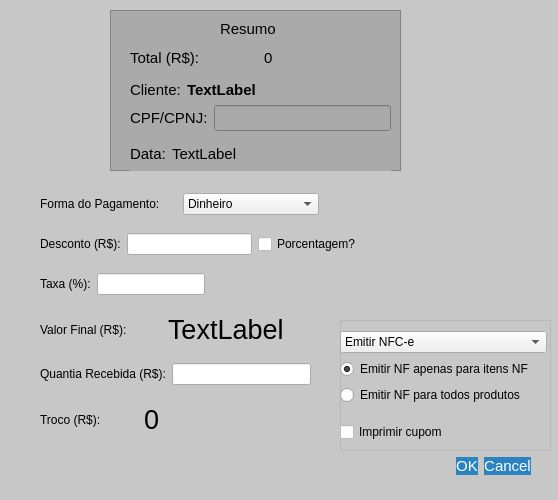
First picture: the form in pagamento.ui, repository GabR36/QEstoqueLoja, before the edit.
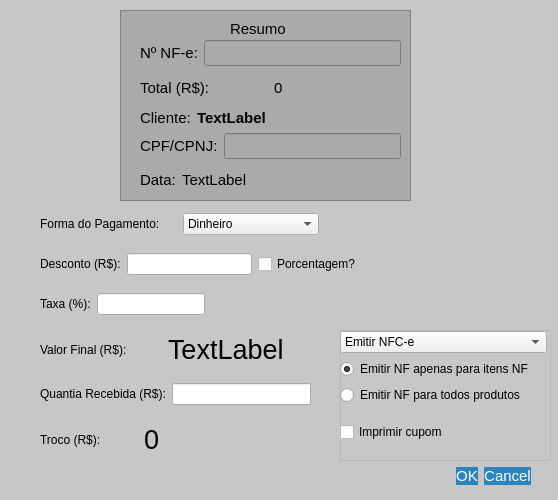
Second picture: the form after the edit. Icons and pictures are not drawn. Custom widgets are drawn as their Qt base class.

Commit message: pode mudar o nnf no pagamento venda.

```diff
--- a/pagamento.ui
+++ b/pagamento.ui
@@ -63,7 +63,7 @@
    <property name="geometry">
     <rect>
      <x>180</x>
-     <y>450</y>
+     <y>460</y>
      <width>351</width>
      <height>32</height>
     </rect>
@@ -82,7 +82,7 @@
    <property name="geometry">
     <rect>
      <x>40</x>
-     <y>190</y>
+     <y>210</y>
      <width>279</width>
      <height>28</height>
     </rect>
@@ -158,10 +158,10 @@
   <widget class="QFrame" name="frame">
    <property name="geometry">
     <rect>
-     <x>110</x>
+     <x>120</x>
      <y>10</y>
      <width>291</width>
-     <height>161</height>
+     <height>191</height>
     </rect>
    </property>
    <property name="styleSheet">
@@ -195,14 +195,38 @@
       <x>20</x>
       <y>30</y>
       <width>261</width>
-      <height>131</height>
+      <height>155</height>
      </rect>
     </property>
     <layout class="QVBoxLayout" name="verticalLayout_2">
+     <item>
+      <layout class="QHBoxLayout" name="Layout_NNF">
+       <item>
+        <widget class="QLabel" name="Lbl_NNF">
+         <property name="toolTip">
+          <string>É recomendado usar o nNF gerado para seguir uma ordem crescente, apenas troque se necessário.</string>
+         </property>
+         <property name="text">
+          <string>Nº NF-e:</string>
+         </property>
+        </widget>
+       </item>
+       <item>
+        <widget class="QLineEdit" name="Ledit_NNF">
+         <property name="toolTip">
+          <string>É recomendado usar o nNF gerado para seguir uma ordem crescente, apenas troque se necessário.</string>
+         </property>
+        </widget>
+       </item>
+      </layout>
+     </item>
      <item>
       <layout class="QHBoxLayout" name="horizontalLayout_4">
        <item>
         <widget class="QLabel" name="label_5">
+         <property name="toolTip">
+          <string/>
+         </property>
          <property name="text">
           <string>Total (R$):</string>
          </property>
@@ -318,7 +342,7 @@
    <property name="geometry">
     <rect>
      <x>40</x>
-     <y>360</y>
+     <y>380</y>
      <width>271</width>
      <height>28</height>
     </rect>
@@ -340,7 +364,7 @@
    <property name="geometry">
     <rect>
      <x>40</x>
-     <y>400</y>
+     <y>420</y>
      <width>201</width>
      <height>39</height>
     </rect>
@@ -371,7 +395,7 @@
    <property name="geometry">
     <rect>
      <x>40</x>
-     <y>310</y>
+     <y>330</y>
      <width>250</width>
      <height>39</height>
     </rect>
@@ -402,7 +426,7 @@
    <property name="geometry">
     <rect>
      <x>40</x>
-     <y>270</y>
+     <y>290</y>
      <width>165</width>
      <height>28</height>
     </rect>
@@ -424,7 +448,7 @@
    <property name="geometry">
     <rect>
      <x>40</x>
-     <y>230</y>
+     <y>250</y>
      <width>321</width>
      <height>28</height>
     </rect>
@@ -453,7 +477,7 @@
    <property name="geometry">
     <rect>
      <x>340</x>
-     <y>320</y>
+     <y>330</y>
      <width>211</width>
      <height>131</height>
     </rect>
@@ -464,11 +488,12 @@
    <property name="frameShadow">
     <enum>QFrame::Shadow::Raised</enum>
    </property>
+  </widget>
    <widget class="QWidget" name="layoutWidget">
     <property name="geometry">
      <rect>
-      <x>0</x>
-      <y>0</y>
+     <x>340</x>
+     <y>320</y>
       <width>207</width>
       <height>135</height>
      </rect>
@@ -532,7 +557,6 @@
       </widget>
      </item>
     </layout>
-   </widget>
   </widget>
  </widget>
  <customwidgets>
```
Lines whose indentation alone changed are shown as unchanged. The commit also changes 8 other files.
